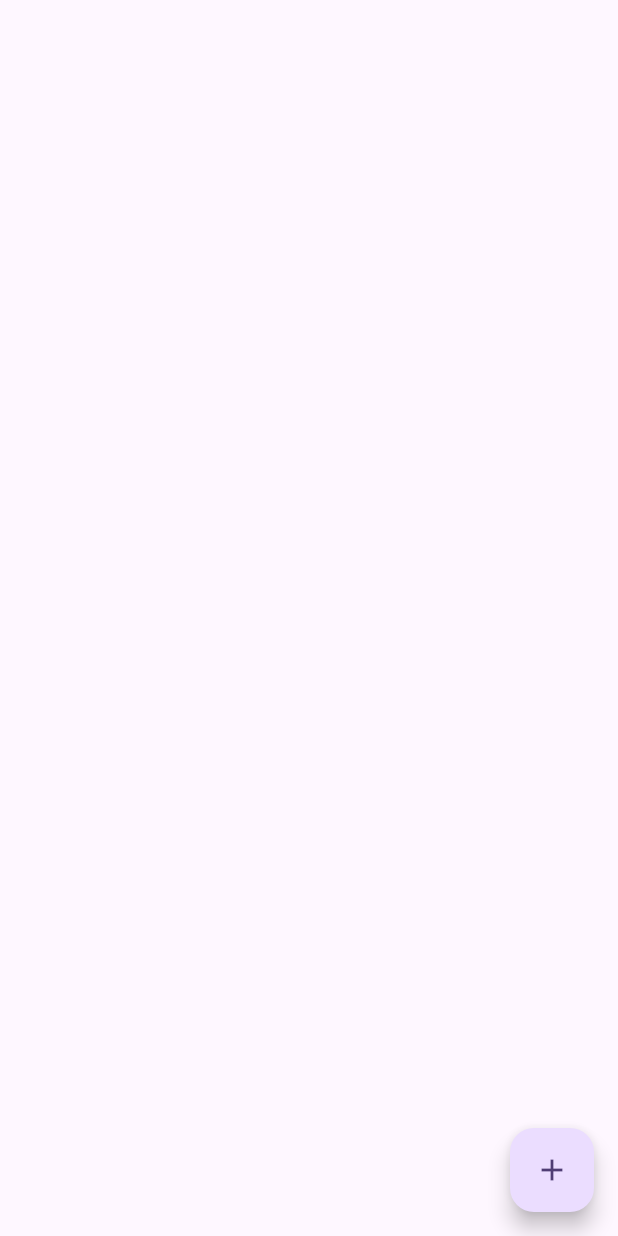
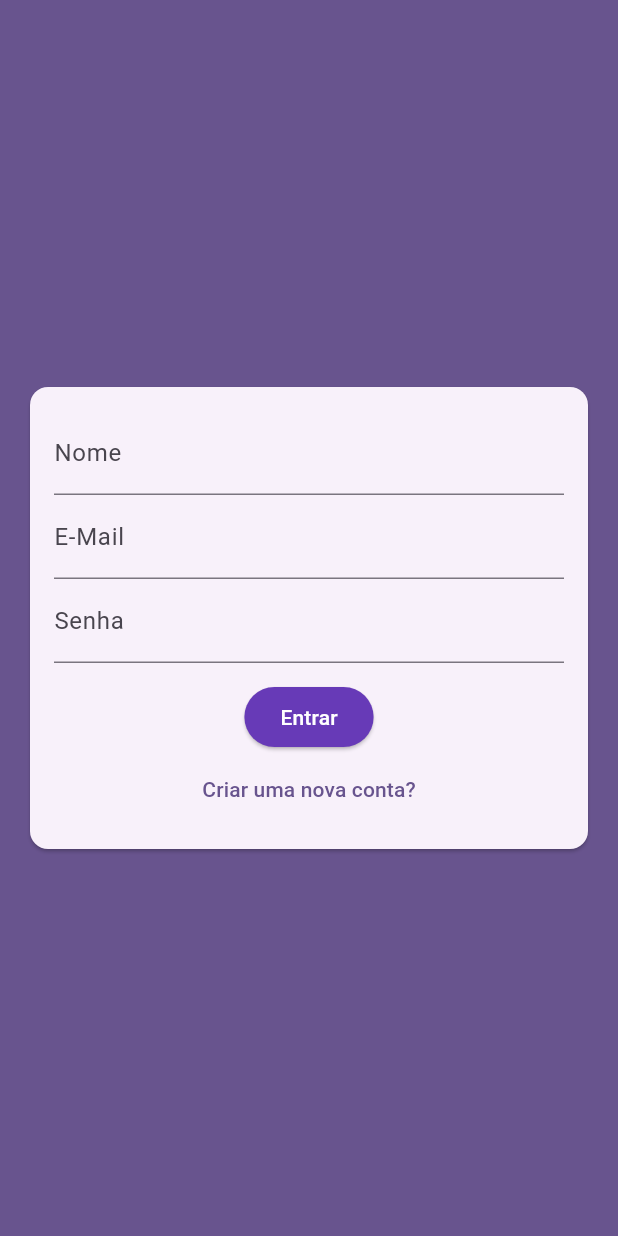
Before and after one commit to cleitonaraujo89/chat, a Flutter app: the screen it shows after launch, on a phone screen of 412 x 824 dp. Run offline on Flutter 3.47's test engine with Material 3 defaults, Android fonts, the phone set to English and light mode, and no system bars; our stand-ins replace cloud_firestore, firebase_core; accounts and stored records are empty.

Commit message:
firebase_core e inicio da tela de autenticação

```diff
--- a/lib/main.dart
+++ b/lib/main.dart
@@ -1,4 +1,4 @@
-import 'package:chat/screens/chat_screen.dart';
+import 'package:chat/screens/auth_screen.dart';
 import 'package:flutter/material.dart';
 import 'package:firebase_core/firebase_core.dart';
 
@@ -20,7 +20,7 @@ class MyApp extends StatelessWidget {
         colorScheme: ColorScheme.fromSeed(seedColor: Colors.deepPurple),
         useMaterial3: true,
       ),
-      home: ChatScreen(),
+      home: AuthScreen(),
     );
   }
 }
--- /dev/null
+++ b/lib/screens/auth_screen.dart
@@ -0,0 +1,21 @@
+// ignore_for_file: prefer_const_constructors
+
+import 'package:chat/widgets/auth_form.dart';
+import 'package:flutter/material.dart';
+
+class AuthScreen extends StatefulWidget {
+  const AuthScreen({super.key});
+
+  @override
+  State<AuthScreen> createState() => _AuthScreenState();
+}
+
+class _AuthScreenState extends State<AuthScreen> {
+  @override
+  Widget build(BuildContext context) {
+    return Scaffold(
+      backgroundColor: Theme.of(context).primaryColor,
+      body: AuthForm(),
+    );
+  }
+}
--- /dev/null
+++ b/lib/widgets/auth_form.dart
@@ -0,0 +1,57 @@
+// ignore_for_file: prefer_const_constructors
+
+import 'package:flutter/material.dart';
+
+class AuthForm extends StatefulWidget {
+  const AuthForm({super.key});
+
+  @override
+  State<AuthForm> createState() => _AuthFormState();
+}
+
+class _AuthFormState extends State<AuthForm> {
+  @override
+  Widget build(BuildContext context) {
+    return Center(
+      child: Card(
+        margin: EdgeInsets.all(20),
+        child: SingleChildScrollView(
+          child: Padding(
+            padding: EdgeInsets.all(16),
+            child: Form(
+              child: Column(
+                children: [
+                  TextFormField(
+                    decoration: InputDecoration(labelText: 'Nome'),
+                  ),
+                  TextFormField(
+                    decoration: InputDecoration(labelText: 'E-Mail'),
+                  ),
+                  TextFormField(
+                    obscureText: true,
+                    decoration: InputDecoration(labelText: 'Senha'),
+                  ),
+                  SizedBox(height: 12),
+                  ElevatedButton(
+                    style: ButtonStyle(
+                        backgroundColor:
+                            WidgetStatePropertyAll(Colors.deepPurple)),
+                    onPressed: () {},
+                    child: Text(
+                      'Entrar',
+                      style: TextStyle(color: Colors.white),
+                    ),
+                  ),
+                  TextButton(
+                    onPressed: () {},
+                    child: Text('Criar uma nova conta?'),
+                  )
+                ],
+              ),
+            ),
+          ),
+        ),
+      ),
+    );
+  }
+}
--- a/pubspec.yaml
+++ b/pubspec.yaml
@@ -2,7 +2,7 @@ name: chat
 description: "A new Flutter project."
 # The following line prevents the package from being accidentally published to
 # pub.dev using `flutter pub publish`. This is preferred for private packages.
-publish_to: 'none' # Remove this line if you wish to publish to pub.dev
+publish_to: "none" # Remove this line if you wish to publish to pub.dev
 
 # The following defines the version and build number for your application.
 # A version number is three numbers separated by dots, like 1.2.43
@@ -31,7 +31,7 @@ dependencies:
   flutter:
     sdk: flutter
   cloud_firestore: ^5.6.6
-
+  firebase_core: ^3.13.0
 
   # The following adds the Cupertino Icons font to your application.
   # Use with the CupertinoIcons class for iOS style icons.
@@ -53,7 +53,6 @@ dev_dependencies:
 
 # The following section is specific to Flutter packages.
 flutter:
-
   # The following line ensures that the Material Icons font is
   # included with your application, so that you can use the icons in
   # the material Icons class.
```
Also changed, not shown: pubspec.lock.
